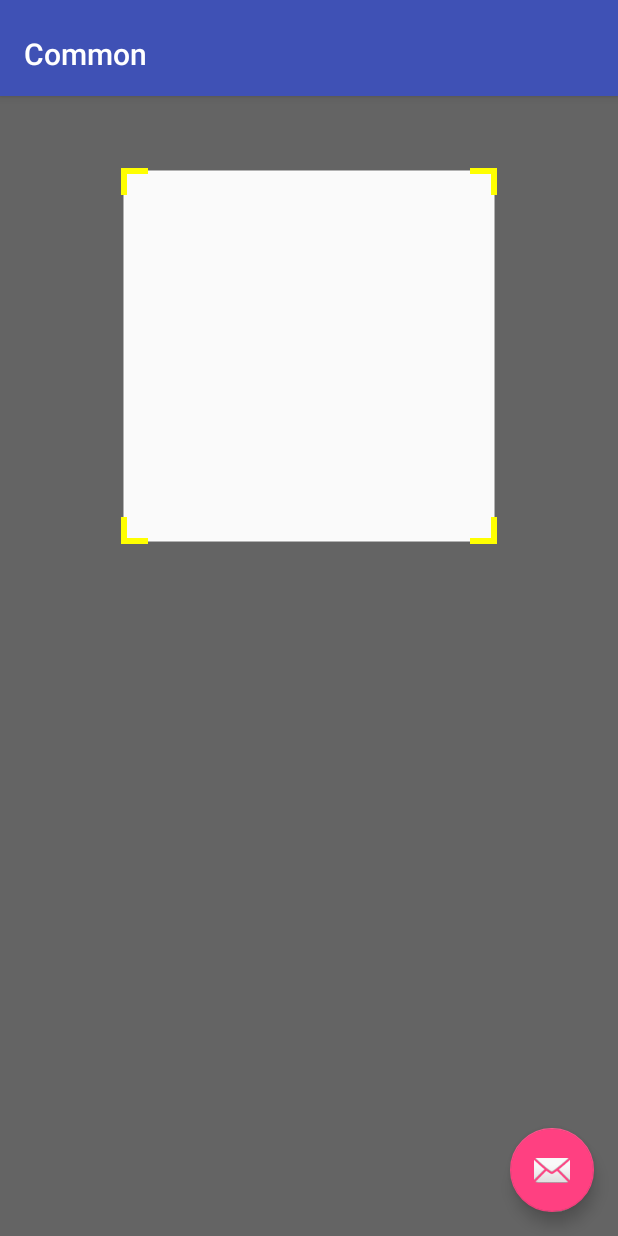
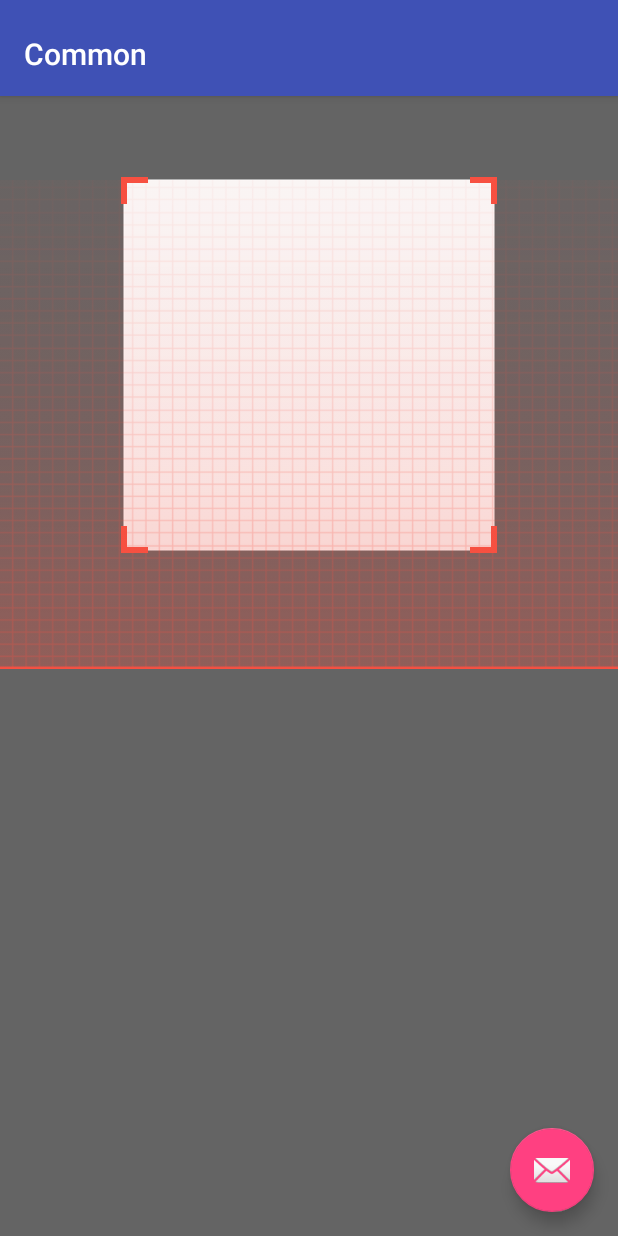
Before and after one commit to androidmao/AiCatLayout, an Android app: the screen it shows after launch (MainActivity), on a phone screen of 412 x 824 dp. Run offline under Robolectric (Android 15) with nearby library versions, the phone set to English and light mode, and no system bars.

Commit message:
1，仿支付宝扫码动画，添加插值器；

```diff
--- a/app/src/main/res/layout/activity_main.xml
+++ b/app/src/main/res/layout/activity_main.xml
@@ -39,8 +39,8 @@
     <com.aicat.layout.library.scanner.ScannerCameraMask
         android:layout_width="match_parent"
         android:layout_height="match_parent"
-        app:cm_topMargin="50dp"
-        app:layout_behavior="@string/appbar_scrolling_view_behavior" />
+        app:cm_scannerBoxAngleColor="@color/colorScanner"
+        app:cm_topMargin="120dp" />
 
 
     <android.support.design.widget.FloatingActionButton
--- a/app/src/main/res/values/colors.xml
+++ b/app/src/main/res/values/colors.xml
@@ -3,4 +3,5 @@
     <color name="colorPrimary">#3F51B5</color>
     <color name="colorPrimaryDark">#303F9F</color>
     <color name="colorAccent">#FF4081</color>
+    <color name="colorScanner">#f75041</color>
 </resources>
--- a/library/src/main/java/com/aicat/layout/library/scanner/ScannerCameraMask.java
+++ b/library/src/main/java/com/aicat/layout/library/scanner/ScannerCameraMask.java
@@ -1,6 +1,7 @@
 package com.aicat.layout.library.scanner;
 
 import android.animation.ObjectAnimator;
+import android.annotation.SuppressLint;
 import android.annotation.TargetApi;
 import android.content.Context;
 import android.graphics.Bitmap;
@@ -16,9 +17,11 @@ import android.view.View;
 import android.view.ViewGroup;
 import android.view.ViewOutlineProvider;
 import android.view.animation.Animation;
-import android.view.animation.LinearInterpolator;
+import android.view.animation.DecelerateInterpolator;
 import android.widget.FrameLayout;
 import android.widget.ImageView;
+
+import com.aicat.layout.library.R;
 
 
 /**
@@ -33,6 +36,7 @@ public class ScannerCameraMask extends CameraMask {
     private FrameLayout scannerBarContainer;
     private ImageView scannerBar;
 
+    private int startTranslationYDistance;
     private int translationYDistance;
 
     public ScannerCameraMask(@NonNull Context context) {
@@ -66,7 +70,7 @@ public class ScannerCameraMask extends CameraMask {
         //>>>
         scannerBar = new ImageView(context);
         scannerBar.setScaleType(ImageView.ScaleType.CENTER_INSIDE);
-        scannerBar.setImageResource(com.aicat.layout.library.R.drawable.kit_scanner_bar);
+        scannerBar.setImageResource(R.drawable.image_scanner);
         scannerBarContainer.addView(scannerBar, new LayoutParams(ViewGroup.LayoutParams.MATCH_PARENT, ViewGroup.LayoutParams.WRAP_CONTENT));
     }
 
@@ -81,6 +85,10 @@ public class ScannerCameraMask extends CameraMask {
         MarginLayoutParams scannerParams = (MarginLayoutParams) scannerBar.getLayoutParams();
         scannerParams.topMargin = -scannerBar.getMeasuredHeight();
         translationYDistance = getCameraLensRect().height() + scannerBar.getMeasuredHeight();
+
+        startTranslationYDistance = getTopMargin() - (scannerBar.getMeasuredHeight() / 2);
+        translationYDistance = getTopMargin() + (scannerBar.getMeasuredHeight() / 2);
+
     }
 
     public void setScannerBarImageResource(@DrawableRes int drawable) {
@@ -183,12 +191,14 @@ public class ScannerCameraMask extends CameraMask {
 
     ObjectAnimator animator;
 
+    @SuppressLint("WrongConstant")
     private void runAnimation() {
         if (animator == null) {
-            animator = ObjectAnimator.ofFloat(scannerBar, View.TRANSLATION_Y, 0, translationYDistance);
-            animator.setInterpolator(new LinearInterpolator());
-            animator.setDuration(2_000);
+            animator = ObjectAnimator.ofFloat(scannerBar, View.TRANSLATION_Y, startTranslationYDistance, translationYDistance);
+            animator.setInterpolator(new DecelerateInterpolator());
+            animator.setDuration(2500);
             animator.setRepeatCount(Animation.INFINITE);
+            animator.setRepeatMode(Animation.RESTART);
         }
         if (!animator.isStarted()) {
             animator.start();
```
Also changed, not shown: library/src/main/res/drawable/image_scanner.png (added).
